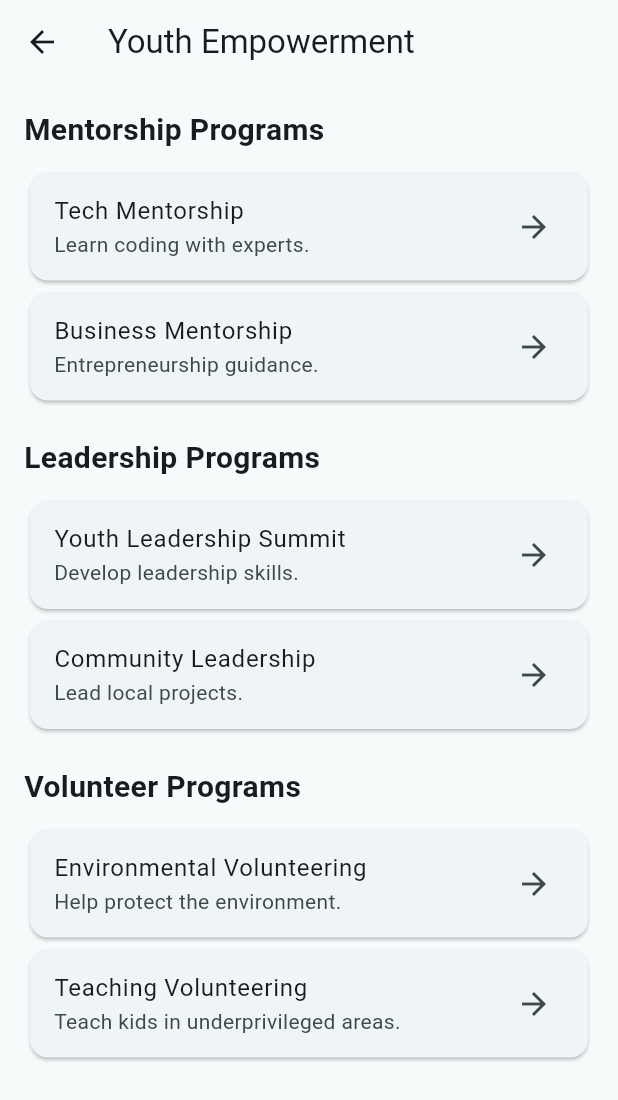
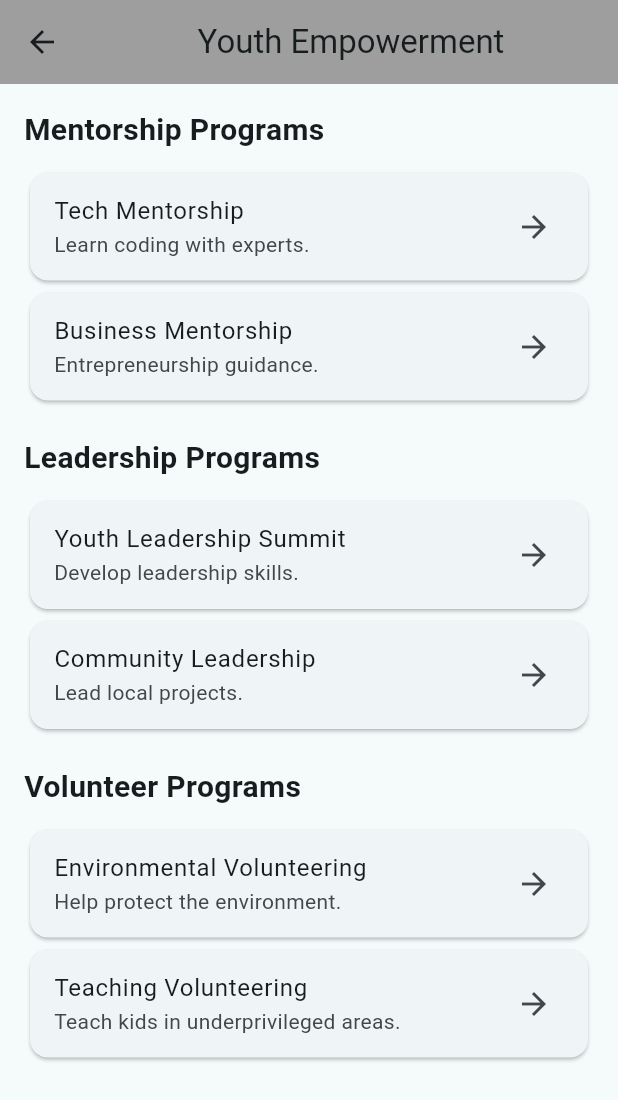
Before and after one commit to Slozzyondul/Social_Justice_and_Reform_Hackathon, a Flutter app: the YouthEmpowerment screen opened by its route, on a phone screen of 412 x 824 dp. Shown: the top 1100 px of the screen. Run offline on Flutter 3.47's test engine with Material 3 defaults, Android fonts, the phone set to English and light mode, and no system bars; our stand-ins replace image_picker.

Commit message:
linking all the materials form the youth empowerment page to external links that are opened in the devices default browser from the app

```diff
--- a/lib/frontend/screens/youths/youth_empowerment.dart
+++ b/lib/frontend/screens/youths/youth_empowerment.dart
@@ -4,24 +4,25 @@ import 'package:url_launcher/url_launcher.dart'; // Import url_launcher package
 class YouthEmpowerment extends StatelessWidget {
   final List<Map<String, String>> mentorshipPrograms = [
     {'title': 'Tech Mentorship', 'description': 'Learn coding with experts.', 'link': 'https://plpacademy.powerlearnproject.org/available-courses'},
-    {'title': 'Business Mentorship', 'description': 'Entrepreneurship guidance.', 'link': 'https://example.com'},
+    {'title': 'Business Mentorship', 'description': 'Entrepreneurship guidance.', 'link': 'https://ajiradigital.go.ke/#/index'},
   ];
 
   final List<Map<String, String>> leadershipPrograms = [
-    {'title': 'Youth Leadership Summit', 'description': 'Develop leadership skills.', 'link': 'https://example.com'},
-    {'title': 'Community Leadership', 'description': 'Lead local projects.', 'link': 'https://example.com'},
+    {'title': 'Youth Leadership Summit', 'description': 'Develop leadership skills.', 'link': 'https://www.kenyaleadership.org/'},
+    {'title': 'Community Leadership', 'description': 'Lead local projects.', 'link': 'https://kenya.dotrust.org/'},
   ];
 
   final List<Map<String, String>> volunteerPrograms = [
-    {'title': 'Environmental Volunteering', 'description': 'Help protect the environment.', 'link': 'https://example.com'},
-    {'title': 'Teaching Volunteering', 'description': 'Teach kids in underprivileged areas.', 'link': 'https://example.com'},
+    {'title': 'Environmental Volunteering', 'description': 'Help protect the environment.', 'link': 'https://naturekenya.org/'},
+    {'title': 'Teaching Volunteering', 'description': 'Teach kids in underprivileged areas.', 'link': 'https://www.agape-volunteers.com/programmes/teaching-volunteer-in-kenya'},
   ];
 
   @override
   Widget build(BuildContext context) {
     return Scaffold(
       appBar: AppBar(
-        title: const Text('Youth Empowerment'),
+        backgroundColor: Colors.grey,
+        title: const Center(child: Text('Youth Empowerment')),
       ),
       body: ListView(
         padding: const EdgeInsets.all(16),
```
